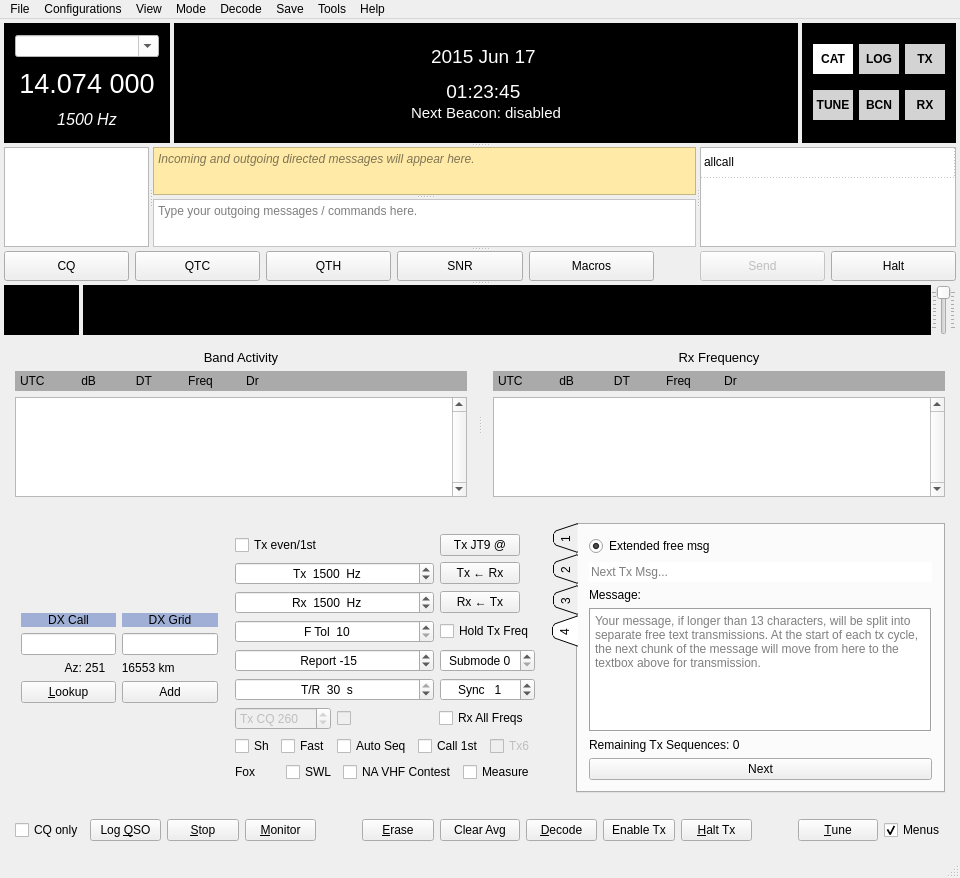
First picture: the form in mainwindow.ui, repository qcmiao1998/js8call, before the edit.
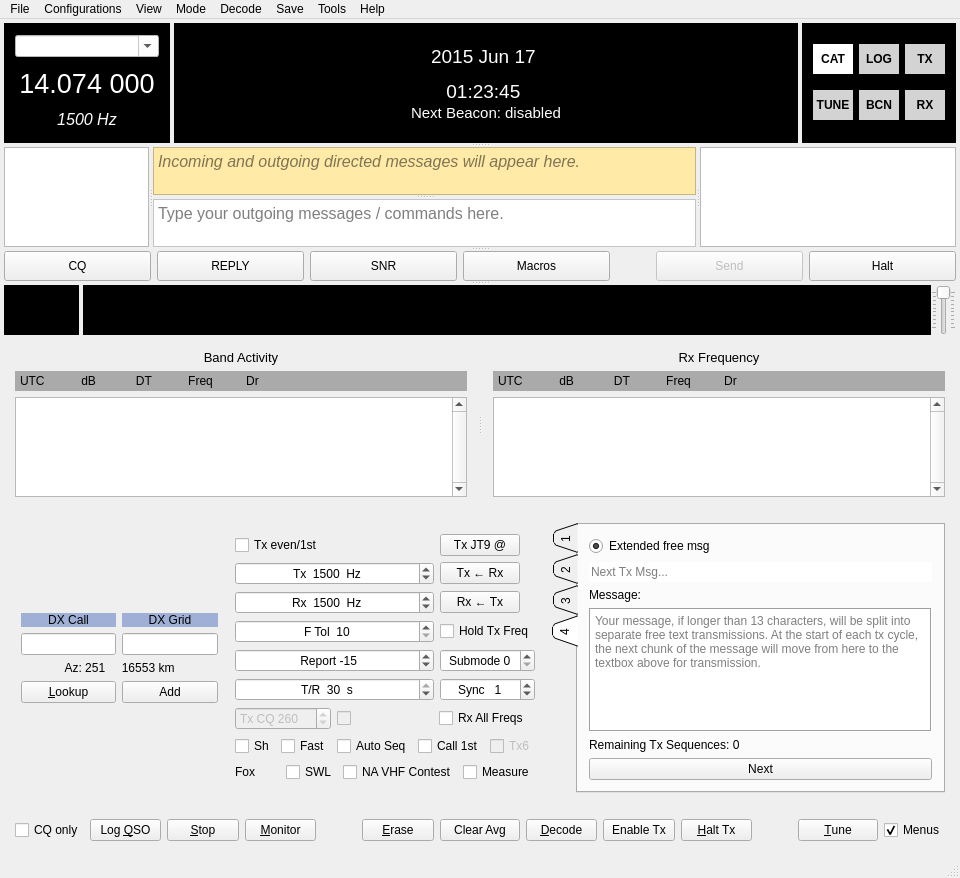
Second picture: the form after the edit. Custom widgets are drawn as their Qt base class.

Commit message: Complete UI functionality

Diff of the .ui file:
```diff
--- a/mainwindow.ui
+++ b/mainwindow.ui
@@ -825,6 +825,7 @@
          </property>
          <property name="font">
           <font>
+           <pointsize>12</pointsize>
            <italic>true</italic>
           </font>
          </property>
@@ -848,6 +849,11 @@
            <verstretch>1</verstretch>
           </sizepolicy>
          </property>
+         <property name="font">
+          <font>
+           <pointsize>12</pointsize>
+          </font>
+         </property>
          <property name="styleSheet">
           <string notr="true">QTextEdit { background:rgb(255, 255, 255); }
 
@@ -865,6 +871,11 @@
         </widget>
        </widget>
        <widget class="QTableWidget" name="tableWidgetCalls">
+        <property name="font">
+         <font>
+          <pointsize>12</pointsize>
+         </font>
+        </property>
         <property name="editTriggers">
          <set>QAbstractItemView::NoEditTriggers</set>
         </property>
@@ -892,21 +903,11 @@
         <attribute name="verticalHeaderVisible">
          <bool>false</bool>
         </attribute>
-        <row>
-         <property name="text">
-          <string>0</string>
-         </property>
-        </row>
         <column>
          <property name="text">
           <string>Callsign</string>
          </property>
         </column>
-        <item row="0" column="0">
-         <property name="text">
-          <string>allcall</string>
-         </property>
-        </item>
        </widget>
       </widget>
       <widget class="QWidget" name="macroHorizonalWidget" native="true">
@@ -941,32 +942,6 @@
         <property name="bottomMargin">
          <number>0</number>
         </property>
-        <item row="1" column="1">
-         <widget class="QPushButton" name="qtcMacroButton">
-          <property name="minimumSize">
-           <size>
-            <width>0</width>
-            <height>30</height>
-           </size>
-          </property>
-          <property name="text">
-           <string>QTC</string>
-          </property>
-         </widget>
-        </item>
-        <item row="1" column="3">
-         <widget class="QPushButton" name="snrMacroButton">
-          <property name="minimumSize">
-           <size>
-            <width>0</width>
-            <height>30</height>
-           </size>
-          </property>
-          <property name="text">
-           <string>SNR</string>
-          </property>
-         </widget>
-        </item>
         <item row="1" column="0">
          <widget class="QPushButton" name="cqMacroButton">
           <property name="minimumSize">
@@ -983,7 +958,33 @@
           </property>
          </widget>
         </item>
-        <item row="1" column="5">
+        <item row="1" column="1">
+         <widget class="QPushButton" name="replyMacroButton">
+          <property name="minimumSize">
+           <size>
+            <width>0</width>
+            <height>30</height>
+           </size>
+          </property>
+          <property name="text">
+           <string>REPLY</string>
+          </property>
+         </widget>
+        </item>
+        <item row="1" column="2">
+         <widget class="QPushButton" name="snrMacroButton">
+          <property name="minimumSize">
+           <size>
+            <width>0</width>
+            <height>30</height>
+           </size>
+          </property>
+          <property name="text">
+           <string>SNR</string>
+          </property>
+         </widget>
+        </item>
+        <item row="1" column="4">
          <spacer name="horizontalSpacer_5">
           <property name="orientation">
            <enum>Qt::Horizontal</enum>
@@ -1000,6 +1001,32 @@
          </spacer>
         </item>
         <item row="1" column="6">
+         <widget class="QPushButton" name="stopTxButton">
+          <property name="minimumSize">
+           <size>
+            <width>0</width>
+            <height>30</height>
+           </size>
+          </property>
+          <property name="text">
+           <string>Halt</string>
+          </property>
+         </widget>
+        </item>
+        <item row="1" column="3">
+         <widget class="QPushButton" name="macrosMacroButton">
+          <property name="minimumSize">
+           <size>
+            <width>0</width>
+            <height>30</height>
+           </size>
+          </property>
+          <property name="text">
+           <string>Macros</string>
+          </property>
+         </widget>
+        </item>
+        <item row="1" column="5">
          <widget class="QPushButton" name="startTxButton">
           <property name="enabled">
            <bool>false</bool>
@@ -1023,45 +1050,6 @@
           </property>
          </widget>
         </item>
-        <item row="1" column="7">
-         <widget class="QPushButton" name="stopTxButton">
-          <property name="minimumSize">
-           <size>
-            <width>0</width>
-            <height>30</height>
-           </size>
-          </property>
-          <property name="text">
-           <string>Halt</string>
-          </property>
-         </widget>
-        </item>
-        <item row="1" column="2">
-         <widget class="QPushButton" name="qthMacroButton">
-          <property name="minimumSize">
-           <size>
-            <width>0</width>
-            <height>30</height>
-           </size>
-          </property>
-          <property name="text">
-           <string>QTH</string>
-          </property>
-         </widget>
-        </item>
-        <item row="1" column="4">
-         <widget class="QPushButton" name="macrosMacroButton">
-          <property name="minimumSize">
-           <size>
-            <width>0</width>
-            <height>30</height>
-           </size>
-          </property>
-          <property name="text">
-           <string>Macros</string>
-          </property>
-         </widget>
-        </item>
        </layout>
       </widget>
       <widget class="QFrame" name="frame_5">
```
Left out of the diff: 23 changed lines with no effect on the pictures. The commit also changes 2 other files.
